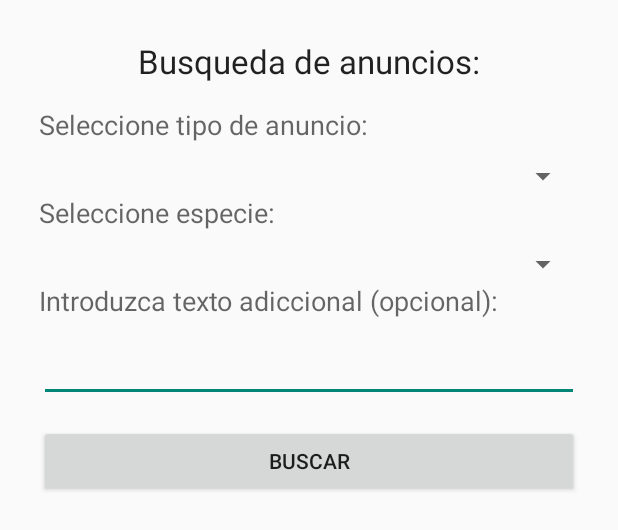
After one commit to WallaTeam/Wallapet, an Android app: the layout activity_buscar_anuncio.xml on its own in the app's theme, with its tools: preview values and no code run, on a phone screen of 412 x 824 dp. The commit adds this screen. Shown: the top 530 px of the screen. Run offline under Robolectric (Android 15) with nearby library versions, the phone set to English and light mode, and no system bars.

Commit message:
Añadida opción busqueda de anuncios. Solucionados fallos. Muchos cambios y arreglos hechos. Aun quedan problemas que se pondran como issues en github.

```diff
--- /dev/null
+++ b/app/src/main/res/layout/activity_buscar_anuncio.xml
@@ -0,0 +1,95 @@
+<?xml version="1.0" encoding="utf-8"?>
+<FrameLayout xmlns:android="http://schemas.android.com/apk/res/android"
+    xmlns:tools="http://schemas.android.com/tools" android:layout_width="match_parent"
+    android:layout_height="match_parent" android:paddingLeft="@dimen/activity_horizontal_margin"
+    android:paddingRight="@dimen/activity_horizontal_margin"
+    android:paddingTop="@dimen/activity_vertical_margin"
+    android:paddingBottom="@dimen/activity_vertical_margin"
+    android:orientation="vertical"
+    tools:context="com.hyenatechnologies.wallapet.pantallas.CrearModificarAnuncioFragment">
+
+    <ScrollView
+        android:layout_width="fill_parent"
+        android:layout_height="fill_parent"
+        android:padding="10dip">
+
+        <LinearLayout android:layout_width="match_parent"
+            android:layout_height="match_parent"
+            android:orientation="vertical">
+
+            <TextView
+                android:layout_width="wrap_content"
+                android:layout_height="wrap_content"
+                android:textAppearance="?android:attr/textAppearanceLarge"
+                android:text="Busqueda de anuncios:"
+                android:id="@+id/busquedaText"
+                android:layout_gravity="center_horizontal|top"
+                android:layout_marginBottom="15dp" />
+
+            <TextView
+                android:layout_width="wrap_content"
+                android:layout_height="wrap_content"
+                android:textAppearance="?android:attr/textAppearanceMedium"
+                android:text="Seleccione tipo de anuncio:"
+                android:id="@+id/seleccionTipo"
+                android:layout_marginBottom="10dp" />
+
+            <Spinner
+                android:layout_width="fill_parent"
+                android:layout_height="wrap_content"
+                android:id="@+id/spinnerBusquedaTipo"
+                android:layout_gravity="center_horizontal" />
+
+            <TextView
+                android:layout_width="wrap_content"
+                android:layout_height="wrap_content"
+                android:textAppearance="?android:attr/textAppearanceMedium"
+                android:text="Seleccione especie:"
+                android:id="@+id/seleccionEspecie"
+                android:layout_marginBottom="10dp" />
+
+            <Spinner
+                android:layout_width="fill_parent"
+                android:layout_height="wrap_content"
+                android:id="@+id/spinnerBusquedaEspecie"
+                android:layout_gravity="center_horizontal" />
+
+            <TextView
+                android:layout_width="wrap_content"
+                android:layout_height="wrap_content"
+                android:textAppearance="?android:attr/textAppearanceMedium"
+                android:text="Introduzca texto adiccional (opcional):"
+                android:id="@+id/seleccionPalabras"
+                android:layout_marginBottom="10dp" />
+
+            <EditText
+                android:layout_width="match_parent"
+                android:layout_height="wrap_content"
+                android:id="@+id/palabras"
+                android:layout_marginBottom="15dp" />
+
+            <Button
+                android:layout_width="match_parent"
+                android:layout_height="wrap_content"
+                android:text="Buscar"
+                android:id="@+id/botonBuscar" />
+
+            <TextView
+                android:layout_width="wrap_content"
+                android:layout_height="wrap_content"
+                android:textAppearance="?android:attr/textAppearanceLarge"
+                android:text="Resultados:"
+                android:id="@+id/resultados"
+                android:layout_gravity="center_horizontal|top"
+                android:layout_marginBottom="15dp"
+                android:visibility="gone" />
+
+            <ListView
+                android:layout_width="match_parent"
+                android:layout_height="wrap_content"
+                android:id="@+id/listResultados"
+                android:visibility="gone" />
+
+        </LinearLayout>
+    </ScrollView>
+</FrameLayout>
--- a/app/src/main/res/layout/activity_vista_anuncio.xml
+++ b/app/src/main/res/layout/activity_vista_anuncio.xml
@@ -15,7 +15,7 @@
         android:layout_height="wrap_content"
         android:adjustViewBounds="true"
         android:scaleType="centerCrop"
-        android:src="@drawable/cachorro" />
+        android:src="@drawable/no_image" />
     <TextView
         android:id="@+id/anuncioTitulo"
         android:layout_width="match_parent"
--- a/app/src/main/res/values/strings.xml
+++ b/app/src/main/res/values/strings.xml
@@ -16,7 +16,8 @@
         <item>Login</item>
         <item>Registro</item>
         <item>Crear anuncio</item>
-        <item>Ver anuncio</item>
+        <item>Ver anuncios</item>
+        <item>Buscar anuncios</item>
         <item>Configuración</item>
         <item>Compartir</item>
     </string-array>
@@ -27,6 +28,7 @@
         <item>@drawable/ic_action_event</item>
         <item>@drawable/ic_action_place</item>
         <item>@drawable/ic_action_labels</item>
+        <item>@drawable/ic_search</item>
         <item>@drawable/ic_action_settings</item>
         <item>@drawable/ic_action_share</item>
     </array>
```
Also changed, not shown: app/src/main/java/com/hyenatechnologies/wallapet/Anuncio.java (+16 -0 lines), app/src/main/java/com/hyenatechnologies/wallapet/VariablesComunes.java (deleted, +0 -29 lines), app/src/main/java/com/hyenatechnologies/wallapet/conexiones/Conexiones.java (+10 -0 lines), app/src/main/java/com/hyenatechnologies/wallapet/pantallas/BusquedaAnunciosFragment.java (added, +150 -0 lines), app/src/main/java/com/hyenatechnologies/wallapet/pantallas/CrearModificarAnuncioFragment.java (+30 -15 lines), app/src/main/java/com/hyenatechnologies/wallapet/pantallas/PantallaPrincipal.java (+9 -6 lines), app/src/main/java/com/hyenatechnologies/wallapet/pantallas/VistaAnuncioFragment.java (+40 -9 lines), app/src/main/res/layout/activity_crear_anuncio.xml (+3 -5 lines), app/src/main/res/drawable-hdpi/cachorro.png (deleted), app/src/main/res/drawable-hdpi/no_image.png (added), app/src/main/res/drawable-mdpi/ic_search.png (added).
